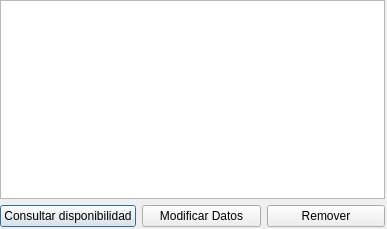
The window that professorsdialog.ui (Santiago-Pinto/colorcraft) describes before a commit, drawn with Qt 5.
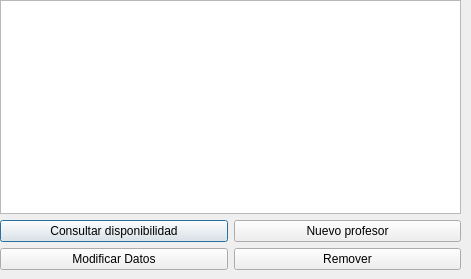
The same window after the commit.

```diff
--- a/professorsdialog.ui
+++ b/professorsdialog.ui
@@ -6,8 +6,8 @@
    <rect>
     <x>0</x>
     <y>0</y>
-    <width>387</width>
-    <height>229</height>
+    <width>471</width>
+    <height>279</height>
    </rect>
   </property>
   <property name="windowTitle">
@@ -18,10 +18,12 @@
     <rect>
      <x>0</x>
      <y>0</y>
-     <width>385</width>
-     <height>227</height>
+     <width>461</width>
+     <height>270</height>
     </rect>
    </property>
+   <layout class="QVBoxLayout" name="verticalLayout_2">
+    <item>
    <layout class="QVBoxLayout" name="verticalLayout">
     <item>
      <widget class="QTableWidget" name="grdProfessors">
@@ -31,7 +33,12 @@
      </widget>
     </item>
     <item>
-     <layout class="QHBoxLayout" name="horizontalLayout">
+       <layout class="QHBoxLayout" name="horizontalLayout"/>
+      </item>
+     </layout>
+    </item>
+    <item>
+     <layout class="QHBoxLayout" name="horizontalLayout_3">
       <item>
        <widget class="QPushButton" name="btnConsult">
         <property name="text">
@@ -39,6 +46,17 @@
         </property>
        </widget>
       </item>
+      <item>
+       <widget class="QPushButton" name="btnNew">
+        <property name="text">
+         <string>Nuevo profesor</string>
+        </property>
+       </widget>
+      </item>
+     </layout>
+    </item>
+    <item>
+     <layout class="QHBoxLayout" name="horizontalLayout_2">
       <item>
        <widget class="QPushButton" name="btnModify">
         <property name="text">
```
Lines whose indentation alone changed are shown as unchanged.
